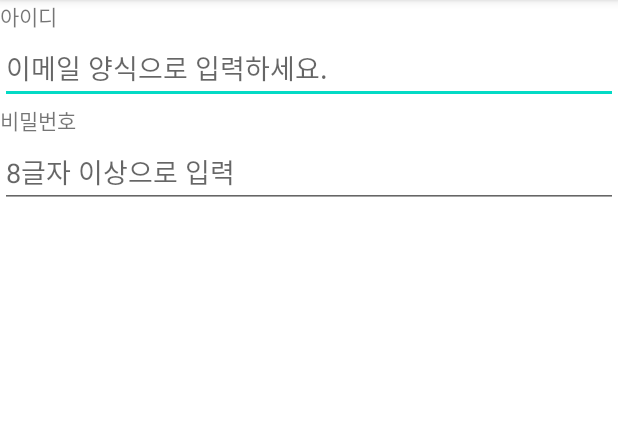
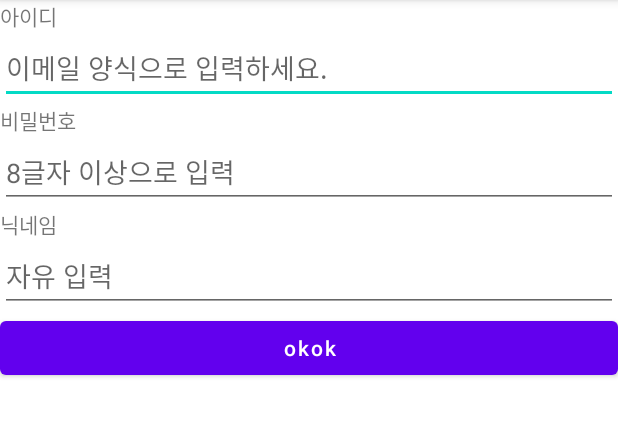
Before and after one commit to Kkknep/UIPractice_20211106, an Android app: the screen it shows after launch (MainActivity), on a phone screen of 412 x 824 dp, the part 84-521 px from its top. Run offline under Robolectric (Android 15) with nearby library versions, the phone set to English and light mode, and no system bars.

Commit message:
기본 버튼 배치

```diff
--- a/app/src/main/res/layout/activity_main.xml
+++ b/app/src/main/res/layout/activity_main.xml
@@ -31,6 +31,25 @@
         android:hint="8글자 이상으로 입력"
         android:inputType="textPassword"/>
 
+    <TextView
+        android:layout_width="wrap_content"
+        android:layout_height="wrap_content"
+        android:text="닉네임"/>
+
+    <EditText
+        android:layout_width="match_parent"
+        android:layout_height="wrap_content"
+        android:hint="자유 입력"
+        android:imeOptions="actionSearch"
+        android:singleLine="true"
+        />
+
+    <Button
+        android:layout_width="match_parent"
+        android:layout_height="wrap_content"
+        android:text="okok"
+        android:textAllCaps="false"/>
+
 
 
 </LinearLayout>
```
